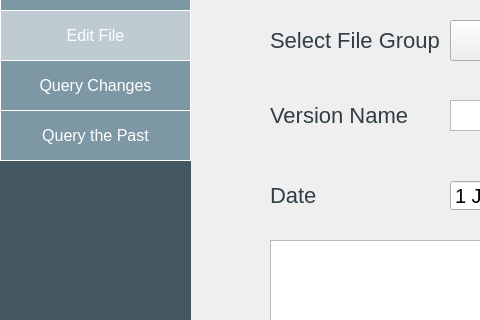
This is editfiles.ui in HalaSaadeh/XML_Warehouse as Qt 5 draws it before an edit; both pictures show x 0 to 480 and y 160 to 480 of the 1120 by 850 pixel window. The edited form follows.
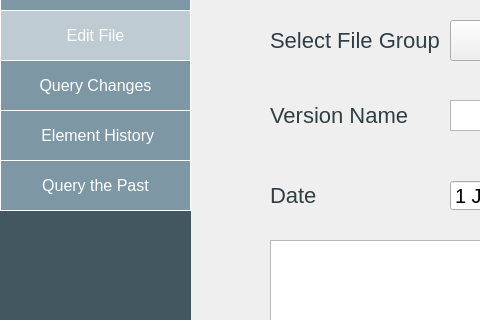
This is the edited form.

Commit message: setup ui for element history

What changed in the file:
```diff
--- a/editfiles.ui
+++ b/editfiles.ui
@@ -118,7 +118,7 @@
    <property name="geometry">
     <rect>
      <x>0</x>
-     <y>270</y>
+     <y>320</y>
      <width>191</width>
      <height>51</height>
     </rect>
@@ -399,6 +399,33 @@
     </rect>
    </property>
   </widget>
+  <widget class="QPushButton" name="elemHistory">
+   <property name="geometry">
+    <rect>
+     <x>0</x>
+     <y>270</y>
+     <width>191</width>
+     <height>51</height>
+    </rect>
+   </property>
+   <property name="styleSheet">
+    <string notr="true">background-color: #7d97a5 ;
+  ;  border: none;
+  color: white;
+  padding: 15px 32px;
+  text-align: center;
+  text-decoration: none;
+  display: inline-block;
+  font-size: 16px;
+font-family: helvetica;
+border: 1px solid white;
+
+</string>
+   </property>
+   <property name="text">
+    <string> Element History</string>
+   </property>
+  </widget>
  </widget>
  <resources/>
  <connections/>
```
The commit also changes 5 other files.
